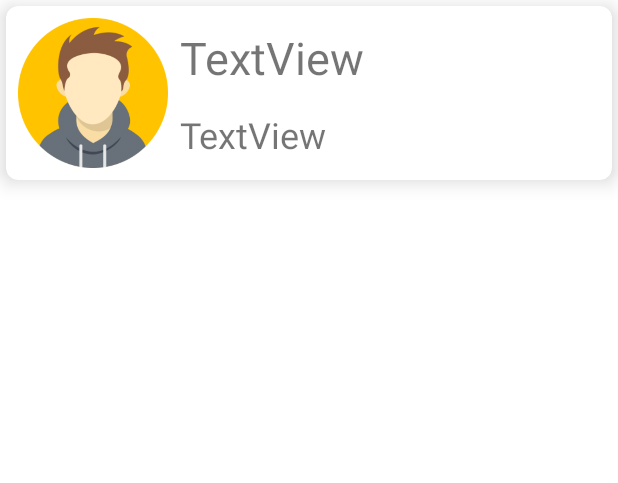
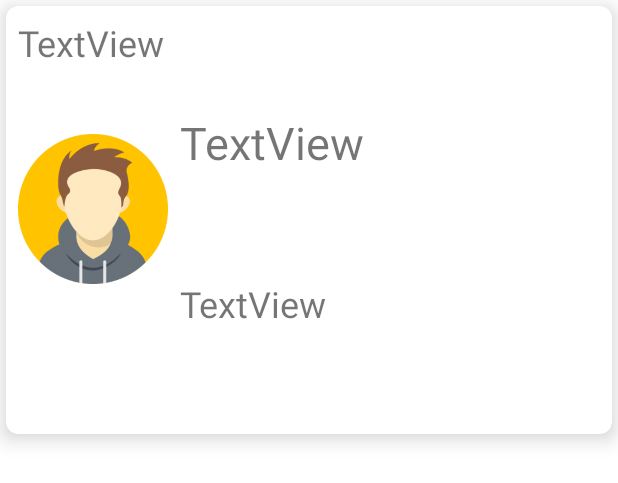
Before and after one commit to MaorCaspi/Travel-Together, an Android app: the layout post_list_row.xml on its own in the app's theme, with its tools: preview values and no code run, on a phone screen of 412 x 824 dp. Shown: the top 483 px of the screen. Run offline under Robolectric (Android 15) with nearby library versions, the phone set to English and light mode, and no system bars.

Commit message:
add author email address to post

```diff
--- a/app/src/main/java/com/finalProject/travelTogether/feed/AddPostFragment.java
+++ b/app/src/main/java/com/finalProject/travelTogether/feed/AddPostFragment.java
@@ -23,6 +23,8 @@ import android.widget.Spinner;
 import com.finalProject.travelTogether.R;
 import com.finalProject.travelTogether.model.Model;
 import com.finalProject.travelTogether.model.Post;
+import com.google.firebase.auth.FirebaseAuth;
+
 import java.io.IOException;
 import java.util.UUID;
 
@@ -126,9 +128,9 @@ public class AddPostFragment extends Fragment {
         galleryBtn.setEnabled(false);
         String countryName = countryNameSP.getSelectedItem().toString();
         String description = descriptionEt.getText().toString();
+        String authorEmailAddress = FirebaseAuth.getInstance().getCurrentUser().getEmail();
         String id = UUID.randomUUID().toString();
-        Log.d("TAG","country name:" + countryName + " id:" + id + " description:" + description);
-        Post post = new Post(countryName,id,description);
+        Post post = new Post(countryName,id,description,authorEmailAddress);
         if (imageBitmap == null){
             Model.instance.addPost(post,()->{
                 Navigation.findNavController(getView()).navigateUp();
--- a/app/src/main/java/com/finalProject/travelTogether/feed/PostListRvFragment.java
+++ b/app/src/main/java/com/finalProject/travelTogether/feed/PostListRvFragment.java
@@ -24,6 +24,7 @@ import android.widget.Toast;
 import com.finalProject.travelTogether.R;
 import com.finalProject.travelTogether.model.Model;
 import com.finalProject.travelTogether.model.Post;
+import com.finalProject.travelTogether.model.User;
 import com.squareup.picasso.Picasso;
 
 public class PostListRvFragment extends Fragment {
@@ -108,12 +109,15 @@ public class PostListRvFragment extends Fragment {
         ImageView postImageImv;
         TextView countryNameTv;
         TextView descriptionTv;
+        TextView authorNameTv;
+        ImageView authorImageImv;
 
         public MyViewHolder(@NonNull View itemView, OnItemClickListener listener) {
             super(itemView);
             countryNameTv = itemView.findViewById(R.id.listrow_countryName_tv);
             descriptionTv = itemView.findViewById(R.id.listrow_description_tv);
             postImageImv = itemView.findViewById(R.id.listrow_postImage_imv);
+            authorNameTv = itemView.findViewById(R.id.listrow_authorName_tv);
 
             itemView.setOnClickListener(new View.OnClickListener() {
                 @Override
@@ -127,6 +131,7 @@ public class PostListRvFragment extends Fragment {
         void bind(Post post){
             countryNameTv.setText(post.getCountryName());
             descriptionTv.setText(post.getDescription());
+            authorNameTv.setText(post.getAuthorEmailAddress());//////////////
             postImageImv.setImageResource(R.drawable.avatar);
             if (post.getPostImageUrl() != null) {
                 Picasso.get()
--- a/app/src/main/res/layout/post_list_row.xml
+++ b/app/src/main/res/layout/post_list_row.xml
@@ -18,13 +18,28 @@
         android:layout_height="wrap_content">
 
         <TextView
+            android:id="@+id/listrow_authorName_tv"
+            android:layout_width="wrap_content"
+            android:layout_height="wrap_content"
+            android:layout_marginStart="8dp"
+            android:layout_marginTop="8dp"
+            android:layout_marginBottom="30dp"
+            android:text="TextView"
+            android:textSize="24sp"
+            app:layout_constraintBottom_toTopOf="@+id/listrow_countryName_tv"
+            app:layout_constraintStart_toStartOf="parent"
+            app:layout_constraintTop_toTopOf="parent" />
+
+        <TextView
             android:id="@+id/listrow_description_tv"
             android:layout_width="0dp"
             android:layout_height="wrap_content"
             android:layout_marginStart="8dp"
+            android:layout_marginEnd="20dp"
             android:text="TextView"
             android:textSize="24sp"
             app:layout_constraintBottom_toBottomOf="parent"
+            app:layout_constraintEnd_toEndOf="parent"
             app:layout_constraintStart_toEndOf="@+id/listrow_postImage_imv"
             app:layout_constraintTop_toBottomOf="@+id/listrow_countryName_tv" />
 
@@ -33,15 +48,12 @@
             android:layout_width="100dp"
             android:layout_height="100dp"
             android:layout_marginStart="8dp"
-            android:layout_marginTop="8dp"
-            android:layout_marginBottom="8dp"
+            android:layout_marginBottom="100dp"
             android:scaleType="centerCrop"
             app:layout_constraintBottom_toBottomOf="parent"
             app:layout_constraintStart_toStartOf="parent"
-            app:layout_constraintTop_toTopOf="parent"
-            app:srcCompat="@drawable/avatar"
             app:shapeAppearanceOverlay="@style/ShapeAppearanceOverlay.App.CornerSize8Percent"
-            />
+            app:srcCompat="@drawable/avatar" />
 
         <TextView
             android:id="@+id/listrow_countryName_tv"
```
Also changed, not shown: app/src/main/java/com/finalProject/travelTogether/model/Post.java (+33 -21 lines).
